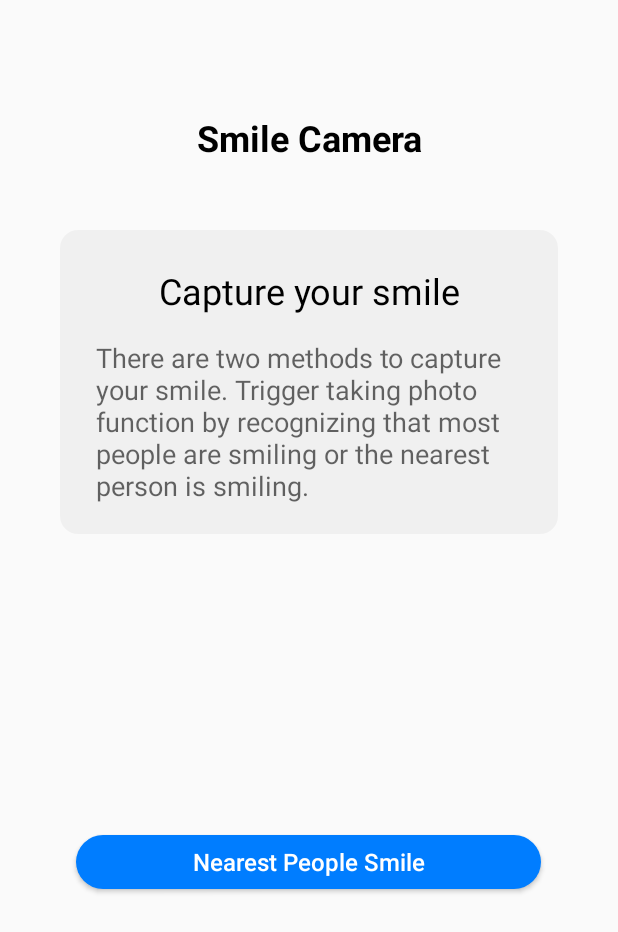
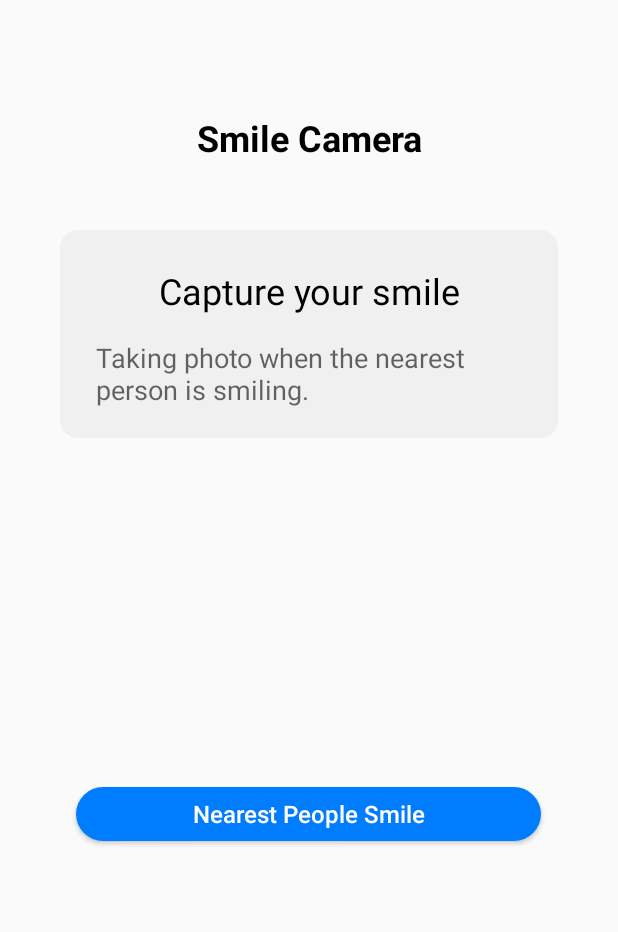
Before and after one commit to huaweicodelabs/MLKit, an Android app: the screen it shows after launch (MainActivity), on a phone screen of 412 x 824 dp. Shown: the top 932 px of the screen. Run offline under Robolectric (Android 15) with nearby library versions, the phone set to English and light mode, and no system bars.

Commit message:
MLKit HDC Demo update

```diff
--- a/HDC/full/FaceDemo/app/src/main/res/values/strings.xml
+++ b/HDC/full/FaceDemo/app/src/main/res/values/strings.xml
@@ -5,10 +5,9 @@
 
     <string name="title">Smile Camera</string>
     <string name="subject">Capture your smile</string>
-    <string name="detail">There are two methods to capture your smile. Trigger taking photo function by recognizing that most people are smiling or the nearest person is smiling.</string>
+    <string name="detail">Taking photo when the nearest person is smiling.</string>
     <string name="most_smile">Most People Smile</string>
     <string name="nearest_smile">Nearest People Smile</string>
-    <string name="camera_permission_rationale">This app requires camera and storage access in order to
-        demo the API.</string>
+    <string name="camera_permission_rationale">This app requires camera and storage access.</string>
     <string name="cancel">cancel</string>
 </resources>
--- a/HDC/initial/FaceDemo/app/src/main/res/values/strings.xml
+++ b/HDC/initial/FaceDemo/app/src/main/res/values/strings.xml
@@ -5,10 +5,9 @@
 
     <string name="title">Smile Camera</string>
     <string name="subject">Capture your smile</string>
-    <string name="detail">There are two methods to capture your smile. Trigger taking photo function by recognizing that most people are smiling or the nearest person is smiling.</string>
+    <string name="detail">Taking photo when the nearest person is smiling.</string>
     <string name="most_smile">Most People Smile</string>
     <string name="nearest_smile">Nearest People Smile</string>
-    <string name="camera_permission_rationale">This app requires camera and storage access in order to
-        demo the API.</string>
+    <string name="camera_permission_rationale">This app requires camera and storage access.</string>
     <string name="cancel">cancel</string>
 </resources>
```
